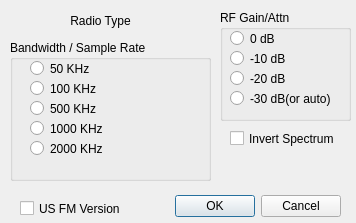
First picture: the form in unixforms/sdrsetupdlg.ui, repository rafael2k/CuteSDR, before the edit.
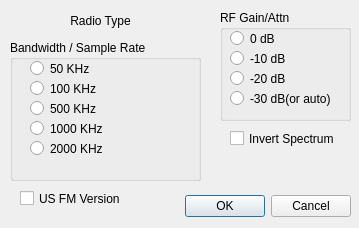
Second picture: the form after the edit.

Diff of the .ui file:
```diff
--- a/unixforms/sdrsetupdlg.ui
+++ b/unixforms/sdrsetupdlg.ui
@@ -6,19 +6,22 @@
    <rect>
     <x>0</x>
     <y>0</y>
-    <width>356</width>
-    <height>223</height>
+    <width>359</width>
+    <height>228</height>
    </rect>
   </property>
   <property name="windowTitle">
    <string>SDR Setup</string>
   </property>
   <widget class="QDialogButtonBox" name="buttonBox">
+   <property name="enabled">
+    <bool>true</bool>
+   </property>
    <property name="geometry">
     <rect>
-     <x>150</x>
+     <x>180</x>
      <y>190</y>
-     <width>191</width>
+     <width>171</width>
      <height>32</height>
     </rect>
    </property>
@@ -30,11 +33,14 @@
    </property>
   </widget>
   <widget class="QGroupBox" name="groupBoxRate">
+   <property name="enabled">
+    <bool>true</bool>
+   </property>
    <property name="geometry">
     <rect>
      <x>10</x>
      <y>40</y>
-     <width>201</width>
+     <width>191</width>
      <height>141</height>
     </rect>
    </property>
@@ -42,6 +48,9 @@
     <string>Bandwidth / Sample Rate</string>
    </property>
    <widget class="QRadioButton" name="radioButtonRate2">
+    <property name="enabled">
+     <bool>true</bool>
+    </property>
     <property name="geometry">
      <rect>
       <x>20</x>
@@ -55,6 +64,9 @@
     </property>
    </widget>
    <widget class="QRadioButton" name="radioButtonRate1">
+    <property name="enabled">
+     <bool>true</bool>
+    </property>
     <property name="geometry">
      <rect>
       <x>20</x>
@@ -68,6 +80,9 @@
     </property>
    </widget>
    <widget class="QRadioButton" name="radioButtonRate0">
+    <property name="enabled">
+     <bool>true</bool>
+    </property>
     <property name="geometry">
      <rect>
       <x>20</x>
@@ -81,6 +96,9 @@
     </property>
    </widget>
    <widget class="QRadioButton" name="radioButtonRate3">
+    <property name="enabled">
+     <bool>true</bool>
+    </property>
     <property name="geometry">
      <rect>
       <x>20</x>
@@ -94,6 +112,9 @@
     </property>
    </widget>
    <widget class="QRadioButton" name="radioButtonRate4">
+    <property name="enabled">
+     <bool>true</bool>
+    </property>
     <property name="geometry">
      <rect>
       <x>20</x>
@@ -205,10 +226,13 @@
    </property>
   </widget>
   <widget class="QCheckBox" name="checkBoxUSFmVer">
+   <property name="enabled">
+    <bool>true</bool>
+   </property>
    <property name="geometry">
     <rect>
      <x>20</x>
-     <y>200</y>
+     <y>190</y>
      <width>111</width>
      <height>17</height>
     </rect>
```
Left out of the diff: 34 changed lines with no effect on the pictures.
